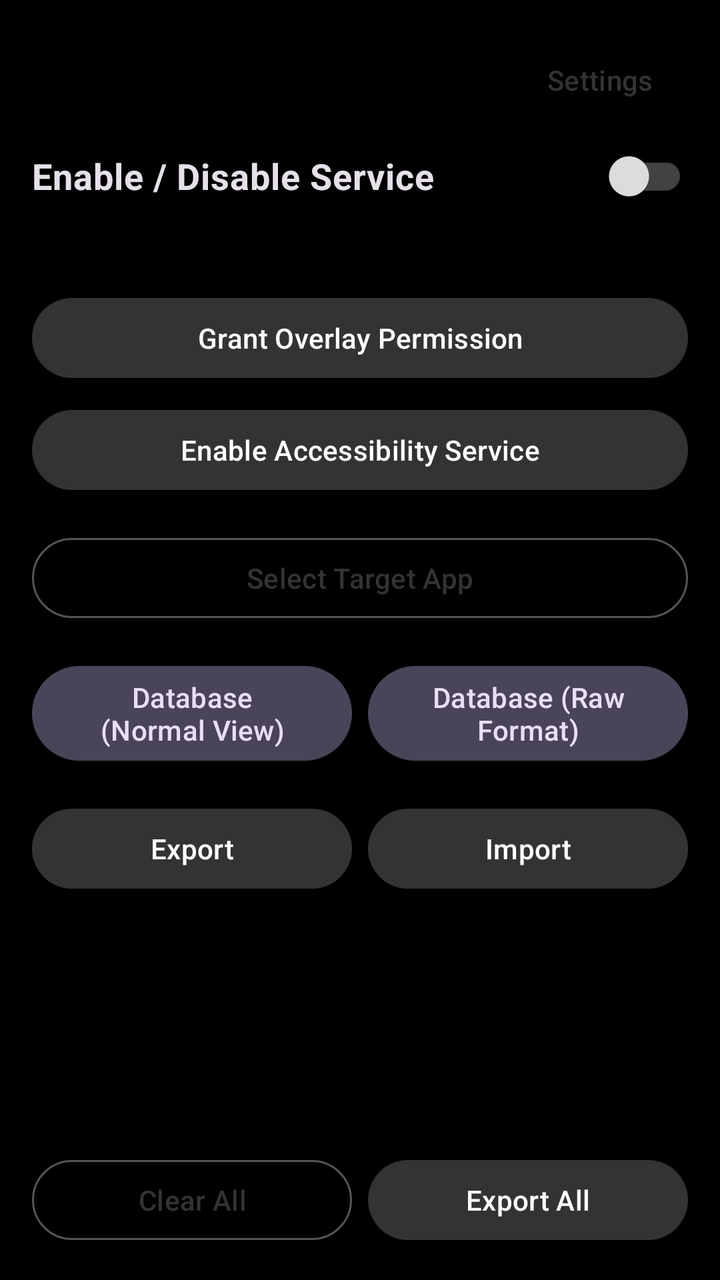
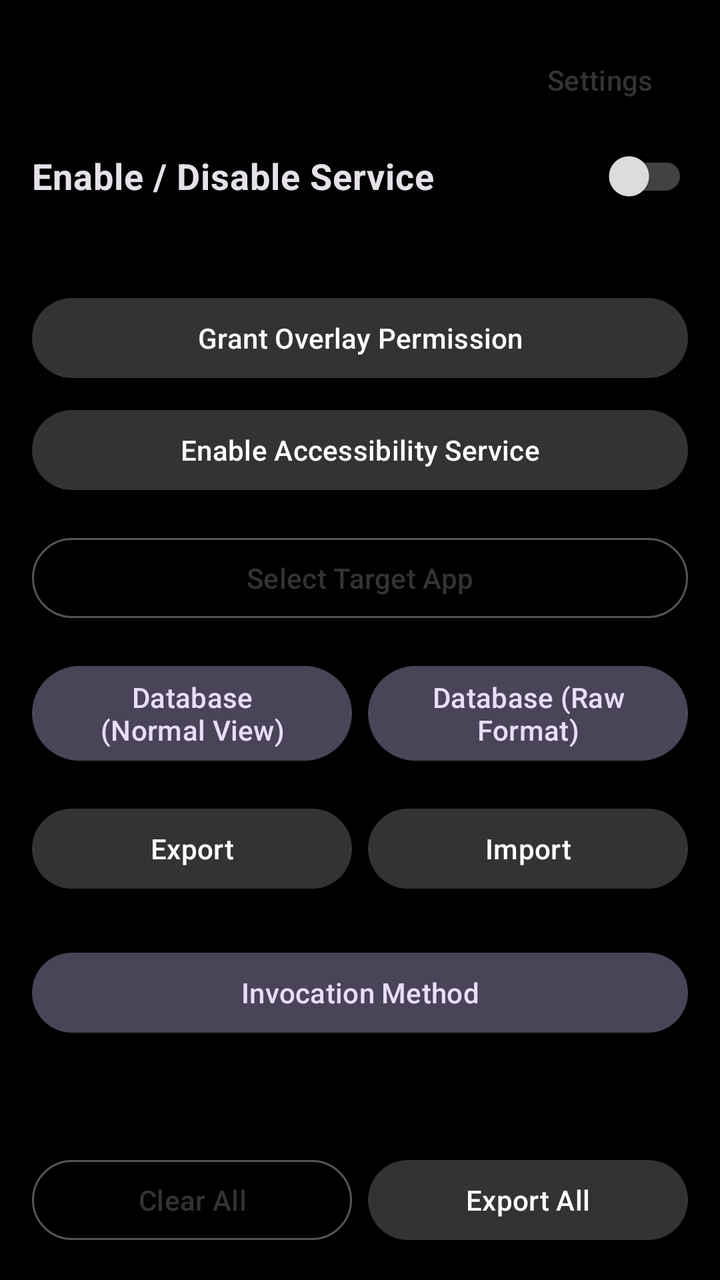

Before-and-after screenshots of an Android layout around one commit, followed by the original layout XML and the change that was made.
<!-- AndroidManifest.xml: application theme Theme.AnEn -->
<!-- res/layout/activity_main.xml -->
<?xml version="1.0" encoding="utf-8"?>
<ScrollView xmlns:android="http://schemas.android.com/apk/res/android"
    xmlns:app="http://schemas.android.com/apk/res-auto"
    android:layout_width="match_parent"
    android:layout_height="match_parent"
    android:fillViewport="true">

    <LinearLayout
        android:layout_width="match_parent"
        android:layout_height="wrap_content"
        android:orientation="vertical"
        android:padding="16dp">

        
        <LinearLayout
            android:layout_width="match_parent"
            android:layout_height="wrap_content"
            android:gravity="end"
            android:orientation="horizontal">

            <com.google.android.material.button.MaterialButton
                android:id="@+id/btnSettings"
                style="@style/Widget.Material3.Button.TextButton"
                android:layout_width="wrap_content"
                android:layout_height="wrap_content"
                android:text="@string/btn_settings" />
        </LinearLayout>

        <com.google.android.material.switchmaterial.SwitchMaterial
            android:id="@+id/switchService"
            android:layout_width="match_parent"
            android:layout_height="wrap_content"
            android:text="@string/service_toggle_label"
            android:textSize="18sp"
            android:textStyle="bold"
            app:thumbTint="@color/switch_thumb"
            app:trackTint="@color/switch_track" />

        <View
            android:layout_width="match_parent"
            android:layout_height="1dp"
            android:layout_marginTop="16dp"
            android:layout_marginBottom="16dp"
            android:background="?attr/colorControlNormal" />

        
        <com.google.android.material.button.MaterialButton
            android:id="@+id/btnOverlayPermission"
            android:layout_width="match_parent"
            android:layout_height="wrap_content"
            android:text="@string/btn_grant_overlay"
            android:layout_marginBottom="8dp" />

        <com.google.android.material.button.MaterialButton
            android:id="@+id/btnAccessibilityPermission"
            android:layout_width="match_parent"
            android:layout_height="wrap_content"
            android:text="@string/btn_grant_accessibility"
            android:layout_marginBottom="16dp" />

        
        <com.google.android.material.button.MaterialButton
            android:id="@+id/btnSelectApp"
            style="@style/Widget.Material3.Button.OutlinedButton"
            android:layout_width="match_parent"
            android:layout_height="wrap_content"
            android:text="@string/btn_select_app"
            android:layout_marginBottom="16dp" />

        
        <LinearLayout
            android:layout_width="match_parent"
            android:layout_height="wrap_content"
            android:orientation="horizontal"
            android:layout_marginBottom="16dp">

            <com.google.android.material.button.MaterialButton
                android:id="@+id/btnDbNormal"
                style="@style/Widget.Material3.Button.TonalButton"
                android:layout_width="0dp"
                android:layout_height="wrap_content"
                android:layout_weight="1"
                android:layout_marginEnd="4dp"
                android:text="@string/btn_db_normal" />

            <com.google.android.material.button.MaterialButton
                android:id="@+id/btnDbRaw"
                style="@style/Widget.Material3.Button.TonalButton"
                android:layout_width="0dp"
                android:layout_height="wrap_content"
                android:layout_weight="1"
                android:layout_marginStart="4dp"
                android:text="@string/btn_db_raw" />
        </LinearLayout>

        
        <LinearLayout
            android:layout_width="match_parent"
            android:layout_height="wrap_content"
            android:orientation="horizontal"
            android:layout_marginBottom="24dp">

            <com.google.android.material.button.MaterialButton
                android:id="@+id/btnExport"
                android:layout_width="0dp"
                android:layout_height="wrap_content"
                android:layout_weight="1"
                android:layout_marginEnd="4dp"
                android:text="@string/btn_export" />

            <com.google.android.material.button.MaterialButton
                android:id="@+id/btnImport"
                android:layout_width="0dp"
                android:layout_height="wrap_content"
                android:layout_weight="1"
                android:layout_marginStart="4dp"
                android:text="@string/btn_import" />
        </LinearLayout>

        <Space
            android:layout_width="match_parent"
            android:layout_height="0dp"
            android:layout_weight="1" />

        
        <LinearLayout
            android:layout_width="match_parent"
            android:layout_height="wrap_content"
            android:orientation="horizontal">

            <com.google.android.material.button.MaterialButton
                android:id="@+id/btnClearAll"
                style="@style/Widget.Material3.Button.OutlinedButton"
                android:layout_width="0dp"
                android:layout_height="wrap_content"
                android:layout_weight="1"
                android:layout_marginEnd="4dp"
                android:text="@string/btn_clear_all" />

            <com.google.android.material.button.MaterialButton
                android:id="@+id/btnExportAll"
                android:layout_width="0dp"
                android:layout_height="wrap_content"
                android:layout_weight="1"
                android:layout_marginStart="4dp"
                android:text="@string/btn_export_all" />
        </LinearLayout>

    </LinearLayout>
</ScrollView>
<!-- resources referenced by this layout -->
<resources>
  <string name="btn_clear_all">Clear All</string>
  <string name="btn_db_normal">Database (Normal View)</string>
  <string name="btn_db_raw">Database (Raw Format)</string>
  <string name="btn_export">Export</string>
  <string name="btn_export_all">Export All</string>
  <string name="btn_grant_accessibility">Enable Accessibility Service</string>
  <string name="btn_grant_overlay">Grant Overlay Permission</string>
  <string name="btn_import">Import</string>
  <string name="btn_select_app">Select Target App</string>
  <string name="btn_settings">Settings</string>
  <string name="service_toggle_label">Enable / Disable Service</string>
  <style name="Theme.AnEn" parent="Theme.Material3.Dark.NoActionBar">
          <item name="colorPrimary">@color/mono_primary</item>
          <item name="colorOnPrimary">@color/white</item>
          <item name="colorSecondary">@color/mono_secondary</item>
          <item name="colorOnSecondary">@color/white</item>
          <item name="colorTertiary">@color/mono_secondary</item>
          <item name="colorSurface">@color/mono_surface</item>
          <item name="colorOnSurface">@color/white</item>
          <item name="colorSurfaceVariant">@color/mono_primary</item>
          <item name="colorOnSurfaceVariant">@color/white</item>
          <item name="colorOutline">@color/mono_secondary</item>
          <item name="android:windowBackground">@color/mono_bg</item>
      </style>
  <color name="mono_primary">#333333</color>
  <color name="white">#FFFFFFFF</color>
  <color name="mono_secondary">#555555</color>
  <color name="mono_surface">#1E1E1E</color>
  <color name="mono_bg">#000000</color>
</resources>

<!-- the commit's change to res/layout/activity_main.xml (unified diff, before → after) -->
@@ -117,10 +117,21 @@
                 android:text="@string/btn_import" />
         </LinearLayout>
 
+        
+        <com.google.android.material.button.MaterialButton
+            android:id="@+id/btnInvocationMethod"
+            style="@style/Widget.Material3.Button.TonalButton"
+            android:layout_width="match_parent"
+            android:layout_height="wrap_content"
+            android:layout_marginBottom="24dp"
+            android:text="@string/btn_invocation_method" />
+
         <Space
             android:layout_width="match_parent"
             android:layout_height="0dp"
             android:layout_weight="1" />
+
+
 
         
         <LinearLayout
<!-- resource entries referenced after the edit -->
@@ -8,6 +8,7 @@
   <string name="btn_grant_accessibility">Enable Accessibility Service</string>
   <string name="btn_grant_overlay">Grant Overlay Permission</string>
   <string name="btn_import">Import</string>
+  <string name="btn_invocation_method">Invocation Method</string>
   <string name="btn_select_app">Select Target App</string>
   <string name="btn_settings">Settings</string>
   <string name="service_toggle_label">Enable / Disable Service</string>
